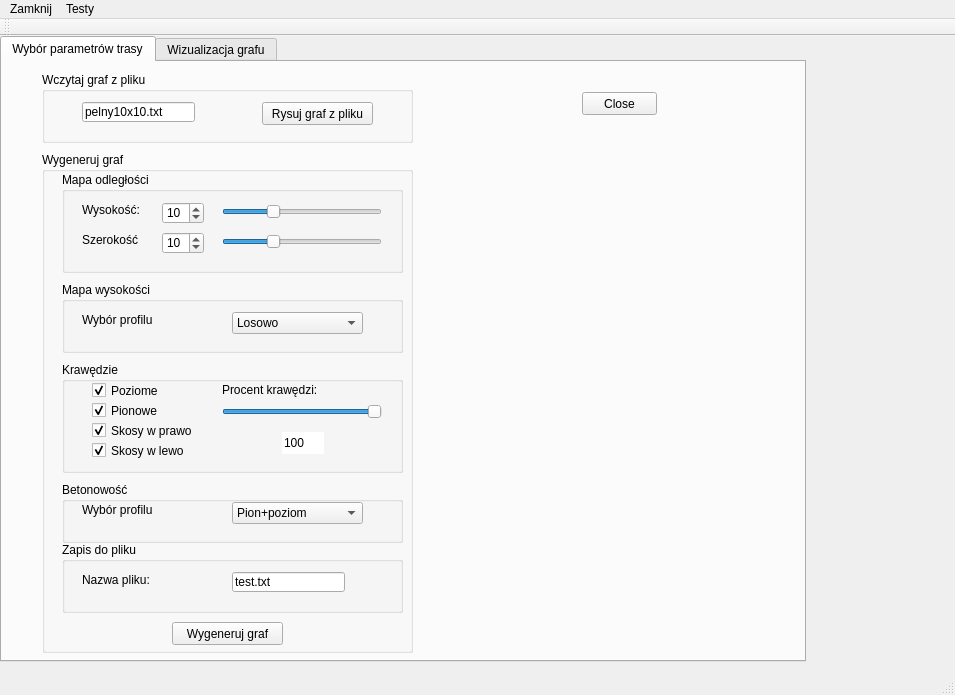
Old version of the form mainwindow.ui in the repository jakpor/Trasy_biegaczy.
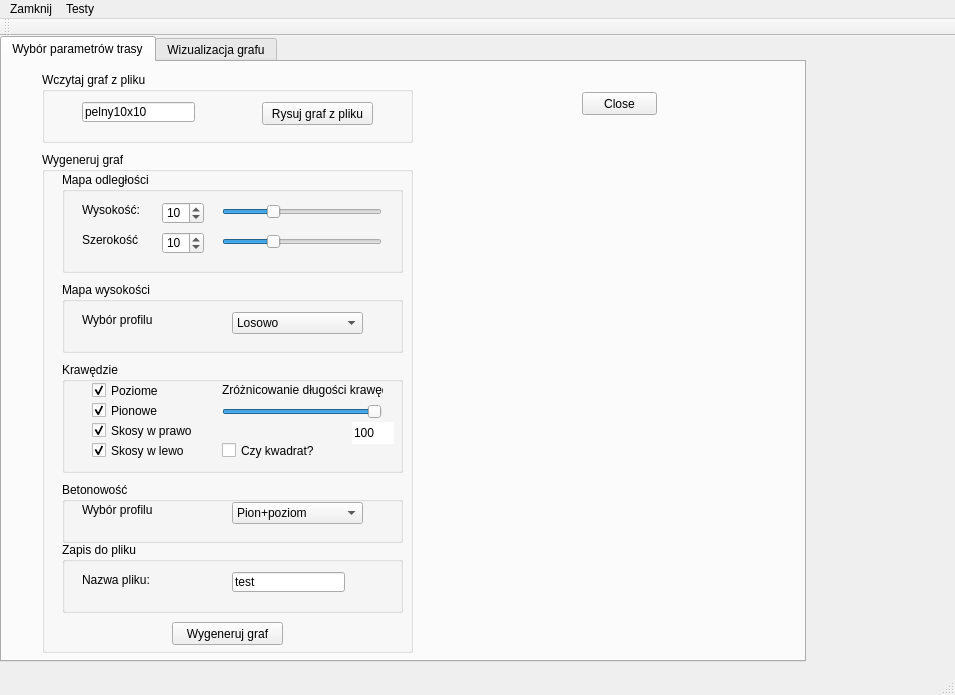
New version of the form.

Diff of the .ui file:
```diff
--- a/mainwindow.ui
+++ b/mainwindow.ui
@@ -335,14 +335,14 @@
          </rect>
         </property>
         <property name="text">
-         <string>Procent krawędzi:</string>
+         <string>Zróżnicowanie długości krawędzi:</string>
         </property>
        </widget>
        <widget class="QSpinBox" name="percentageBox">
         <property name="geometry">
          <rect>
-          <x>220</x>
-          <y>70</y>
+          <x>290</x>
+          <y>60</y>
           <width>42</width>
           <height>22</height>
          </rect>
@@ -369,6 +369,19 @@
          <number>100</number>
         </property>
        </widget>
+       <widget class="QCheckBox" name="cubeBox">
+        <property name="geometry">
+         <rect>
+          <x>160</x>
+          <y>80</y>
+          <width>101</width>
+          <height>17</height>
+         </rect>
+        </property>
+        <property name="text">
+         <string>Czy kwadrat?</string>
+        </property>
+       </widget>
       </widget>
       <widget class="QPushButton" name="createGraphButton">
        <property name="geometry">
@@ -467,7 +480,7 @@
          </rect>
         </property>
         <property name="text">
-         <string>test.txt</string>
+         <string>test</string>
         </property>
        </widget>
       </widget>
@@ -507,7 +520,7 @@
         </rect>
        </property>
        <property name="text">
-        <string>pelny10x10.txt</string>
+        <string>pelny10x10</string>
        </property>
       </widget>
      </widget>
```
